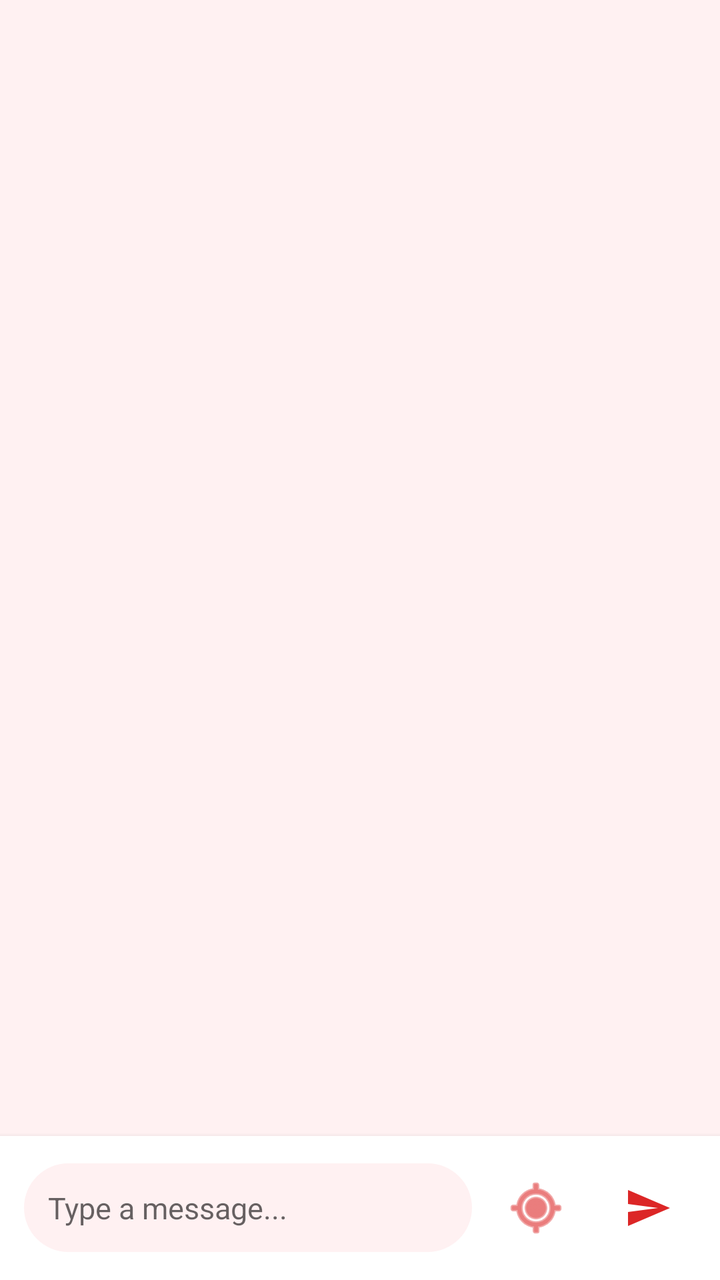
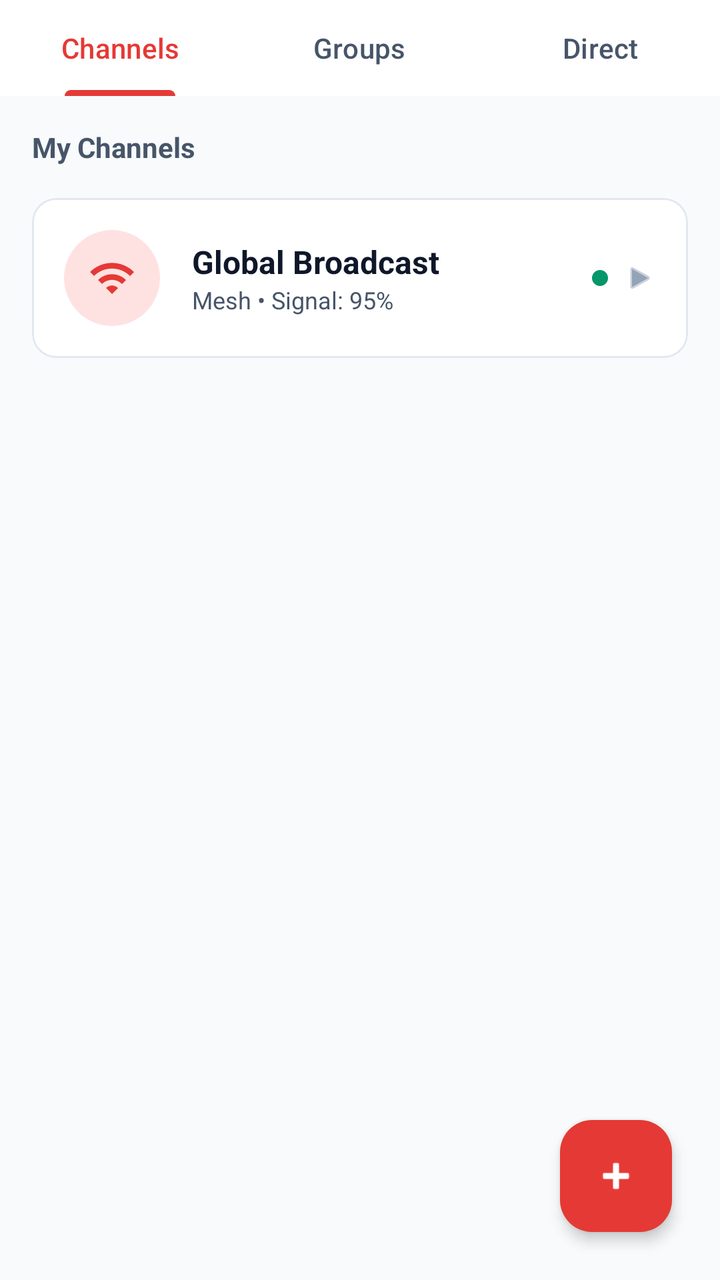

Compare the two renders of this Android layout. The source of the first and the diff that turns it into the second are given below.
<!-- AndroidManifest.xml: application theme Theme.DisasterComm -->
<!-- res/layout/fragment_chat.xml -->
<?xml version="1.0" encoding="utf-8"?>
<LinearLayout
    xmlns:android="http://schemas.android.com/apk/res/android"
    xmlns:app="http://schemas.android.com/apk/res-auto"
    android:layout_width="match_parent"
    android:layout_height="match_parent"
    android:orientation="vertical"
    android:background="@color/background_light">

    
    <include
        android:id="@+id/chatHeader"
        layout="@layout/fragment_chat_header"
        android:visibility="gone"/>

    
    <androidx.recyclerview.widget.RecyclerView
        android:id="@+id/rvMessages"
        android:layout_width="match_parent"
        android:layout_height="0dp"
        android:layout_weight="1"
        android:padding="8dp"
        android:clipToPadding="false"/>

    
    <LinearLayout
        android:layout_width="match_parent"
        android:layout_height="wrap_content"
        android:orientation="horizontal"
        android:padding="12dp"
        android:background="@color/white"
        android:elevation="4dp"
        android:gravity="center_vertical">

        
        <EditText
            android:id="@+id/etMessage"
            android:layout_width="0dp"
            android:layout_height="wrap_content"
            android:layout_weight="1"
            android:hint="Type a message..."
            android:background="@drawable/bg_input_field"
            android:padding="12dp"
            android:maxLines="4"
            android:textSize="15sp"
            android:textColor="@color/text_primary"/>

        
        <ImageButton
            android:id="@+id/btnLocation"
            android:layout_width="48dp"
            android:layout_height="48dp"
            android:layout_marginStart="8dp"
            android:src="@android:drawable/ic_menu_mylocation"
            android:background="?attr/selectableItemBackgroundBorderless"
            app:tint="@color/primary"
            android:contentDescription="Share Location"/>

        
        <ImageButton
            android:id="@+id/btnSend"
            android:layout_width="48dp"
            android:layout_height="48dp"
            android:layout_marginStart="8dp"
            android:src="@drawable/ic_send"
            android:background="?attr/selectableItemBackgroundBorderless"
            app:tint="@color/primary"
            android:contentDescription="Send"/>
    </LinearLayout>

</LinearLayout>
<!-- res/layout/fragment_chat_header.xml (included above) -->
<?xml version="1.0" encoding="utf-8"?>
<LinearLayout
    xmlns:android="http://schemas.android.com/apk/res/android"
    xmlns:app="http://schemas.android.com/apk/res-auto"
    android:layout_width="match_parent"
    android:layout_height="wrap_content"
    android:orientation="vertical"
    android:background="@color/surface"
    android:elevation="4dp"
    android:padding="12dp">

    <LinearLayout
        android:layout_width="match_parent"
        android:layout_height="wrap_content"
        android:orientation="horizontal"
        android:gravity="center_vertical">

        
        <de.hdodenhof.circleimageview.CircleImageView
            android:id="@+id/ivChatAvatar"
            android:layout_width="40dp"
            android:layout_height="40dp"
            android:src="@drawable/ic_members"
            app:civ_border_width="2dp"
            app:civ_border_color="@color/primary"/>

        
        <LinearLayout
            android:layout_width="0dp"
            android:layout_height="wrap_content"
            android:layout_weight="1"
            android:layout_marginStart="12dp"
            android:orientation="vertical">

            
            <LinearLayout
                android:layout_width="match_parent"
                android:layout_height="wrap_content"
                android:orientation="horizontal"
                android:gravity="center_vertical">

                <TextView
                    android:id="@+id/tvChatMemberName"
                    android:layout_width="0dp"
                    android:layout_height="wrap_content"
                    android:layout_weight="1"
                    android:text="Member Name"
                    android:textColor="@color/text_primary"
                    android:textSize="16sp"
                    android:textStyle="bold"/>

                
                <View
                    android:id="@+id/viewChatOnlineStatus"
                    android:layout_width="10dp"
                    android:layout_height="10dp"
                    android:background="@drawable/circle_background"
                    android:backgroundTint="@color/status_connected"
                    android:layout_marginEnd="4dp"/>

                <TextView
                    android:id="@+id/tvChatOnlineStatus"
                    android:layout_width="wrap_content"
                    android:layout_height="wrap_content"
                    android:text="Active now"
                    android:textColor="@color/status_connected"
                    android:textSize="12sp"/>
            </LinearLayout>

            
            <LinearLayout
                android:layout_width="match_parent"
                android:layout_height="wrap_content"
                android:orientation="horizontal"
                android:gravity="center_vertical"
                android:layout_marginTop="2dp">

                <TextView
                    android:id="@+id/tvChatConnectionIcon"
                    android:layout_width="wrap_content"
                    android:layout_height="wrap_content"
                    android:text="📡"
                    android:textSize="10sp"/>

                <TextView
                    android:id="@+id/tvChatConnectionType"
                    android:layout_width="wrap_content"
                    android:layout_height="wrap_content"
                    android:text="Mesh • "
                    android:textColor="@color/text_secondary"
                    android:textSize="11sp"
                    android:layout_marginStart="4dp"/>

                <TextView
                    android:id="@+id/tvChatConnectionQuality"
                    android:layout_width="wrap_content"
                    android:layout_height="wrap_content"
                    android:text="Signal: 95%"
                    android:textColor="@color/text_tertiary"
                    android:textSize="11sp"/>
            </LinearLayout>
        </LinearLayout>

        
        <ImageView
            android:id="@+id/ivChatSecure"
            android:layout_width="20dp"
            android:layout_height="20dp"
            android:src="@drawable/ic_lock_secure"
            app:tint="@color/status_connected"
            android:visibility="gone"
            android:layout_marginStart="8dp"/>

        
        <ImageButton
            android:id="@+id/btnClosePrivateChat"
            android:layout_width="32dp"
            android:layout_height="32dp"
            android:layout_marginStart="8dp"
            android:background="?attr/selectableItemBackgroundBorderless"
            android:src="@android:drawable/ic_menu_close_clear_cancel"
            app:tint="@color/text_secondary"
            android:contentDescription="Close Private Chat"
            android:visibility="gone"/>

    </LinearLayout>
</LinearLayout>
<!-- resources referenced by this layout -->
<resources>
  <color name="background_light">@color/background</color>
  <color name="primary">#DC2626</color>
  <color name="status_connected">#059669</color>
  <color name="surface">#FFFFFF</color>
  <color name="text_primary">#0F172A</color>
  <color name="text_secondary">#475569</color>
  <color name="text_tertiary">#94A3B8</color>
  <color name="white">#FFFFFF</color>
  <!-- drawable bg_input_field (drawable) -->
  <?xml version="1.0" encoding="utf-8"?>
  <shape xmlns:android="http://schemas.android.com/apk/res/android"
      android:shape="rectangle">
      <corners android:radius="24dp"/>
      <solid android:color="@color/background_light"/>
  </shape>
  <!-- drawable circle_background (drawable) -->
  <?xml version="1.0" encoding="utf-8"?>
  <shape xmlns:android="http://schemas.android.com/apk/res/android"
      android:shape="oval">
      <solid android:color="#EEEEEE"/>
  </shape>
  <!-- drawable ic_lock_secure (drawable) -->
  <vector xmlns:android="http://schemas.android.com/apk/res/android"
      android:width="24dp"
      android:height="24dp"
      android:viewportWidth="24"
      android:viewportHeight="24"
      android:tint="?attr/colorControlNormal">
    <path
        android:fillColor="@android:color/white"
        android:pathData="M18,8h-1V6c0,-2.76 -2.24,-5 -5,-5S7,3.24 7,6v2H6c-1.1,0 -2,0.9 -2,2v10c0,1.1 0.9,2 2,2h12c1.1,0 2,-0.9 2,-2V10c0,-1.1 -0.9,-2 -2,-2zM12,17c-1.1,0 -2,-0.9 -2,-2s0.9,-2 2,-2 2,0.9 2,2 -0.9,2 -2,2zM9,8V6c0,-1.66 1.34,-3 3,-3s3,1.34 3,3v2H9z"/>
  </vector>
  <!-- drawable ic_members (drawable) -->
  <vector xmlns:android="http://schemas.android.com/apk/res/android"
      android:width="24dp"
      android:height="24dp"
      android:viewportWidth="24"
      android:viewportHeight="24">
      <path
          android:fillColor="#000000"
          android:pathData="M16,11c1.66,0 2.99,-1.34 2.99,-3S17.66,5 16,5s-3,1.34 -3,3 1.34,3 3,3zM8,11c1.66,0 2.99,-1.34 2.99,-3S9.66,5 8,5 5,6.34 5,8s1.34,3 3,3zM8,13c-2.33,0 -7,1.17 -7,3.5V19h14v-2.5C15,14.17 10.33,13 8,13zM16,13c-0.29,0 -0.62,0.02 -0.97,0.05 1.16,0.84 1.97,1.97 1.97,3.45V19h6v-2.5C23,14.17 18.33,13 16,13z"/>
  </vector>
  <!-- drawable ic_send (drawable) -->
  <vector xmlns:android="http://schemas.android.com/apk/res/android"
      android:width="24dp"
      android:height="24dp"
      android:viewportWidth="24"
      android:viewportHeight="24">
      <path
          android:fillColor="#2563EB"
          android:pathData="M2.01,21L23,12 2.01,3 2,10l15,2 -15,2z"/>
  </vector>
  <style name="Theme.DisasterComm" parent="Theme.MaterialComponents.Light.NoActionBar">
          
          <item name="colorPrimary">@color/primary</item>
          <item name="colorPrimaryVariant">@color/primary_variant</item>
          <item name="colorOnPrimary">@color/text_on_primary</item>
          
          
          <item name="colorSecondary">@color/secondary</item>
          <item name="colorSecondaryVariant">@color/secondary_variant</item>
          <item name="colorOnSecondary">@color/white</item>
          
          
          <item name="android:windowBackground">@color/background</item>
          <item name="colorSurface">@color/surface</item>
          <item name="colorOnSurface">@color/text_primary</item>
          
          
          <item name="android:statusBarColor">@color/primary_variant</item>
          <item name="android:windowLightStatusBar">false</item>
      </style>
  <color name="background">#FFF1F2</color>
  <color name="primary_variant">#B91C1C</color>
  <color name="text_on_primary">#FFFFFF</color>
  <color name="secondary">#EF4444</color>
  <color name="secondary_variant">#991B1B</color>
</resources>

<!-- the commit's change to res/layout/fragment_chat.xml (unified diff, before → after) -->
@@ -1,199 +1,240 @@
 <?xml version="1.0" encoding="utf-8"?>
-<LinearLayout
+<FrameLayout
     xmlns:android="http://schemas.android.com/apk/res/android"
     xmlns:app="http://schemas.android.com/apk/res-auto"
     android:layout_width="match_parent"
     android:layout_height="match_parent"
-    android:orientation="vertical"
-    android:background="@color/background_light">
-
-    
-    <include
+    android:background="@color/background">
+
+    <View
         android:id="@+id/chatHeader"
-        layout="@layout/fragment_chat_header"
+        android:layout_width="0dp"
+        android:layout_height="0dp"
         android:visibility="gone"/>
-
-    
-    <androidx.recyclerview.widget.RecyclerView
-        android:id="@+id/rvMessages"
-        android:layout_width="match_parent"
-        android:layout_height="0dp"
-        android:layout_weight="1"
-        android:padding="8dp"
-        android:clipToPadding="false"/>
 
     
     <LinearLayout
+        android:id="@+id/layoutChannelList"
         android:layout_width="match_parent"
-        android:layout_height="wrap_content"
-        android:orientation="horizontal"
-        android:padding="12dp"
-        android:background="@color/white"
-        android:elevation="4dp"
-        android:gravity="center_vertical">
-
-        
-        <EditText
-            android:id="@+id/etMessage"
-            android:layout_width="0dp"
-            android:layout_height="wrap_content"
-            android:layout_weight="1"
-            android:hint="Type a message..."
-            android:background="@drawable/bg_input_field"
-            android:padding="12dp"
-            android:maxLines="4"
-            android:textSize="15sp"
-            android:textColor="@color/text_primary"/>
-
-        
-        <ImageButton
-            android:id="@+id/btnLocation"
-            android:layout_width="48dp"
-            android:layout_height="48dp"
-            android:layout_marginStart="8dp"
-            android:src="@android:drawable/ic_menu_mylocation"
-            android:background="?attr/selectableItemBackgroundBorderless"
-            app:tint="@color/primary"
-            android:contentDescription="Share Location"/>
-
-        
-        <ImageButton
-            android:id="@+id/btnSend"
-            android:layout_width="48dp"
-            android:layout_height="48dp"
-            android:layout_marginStart="8dp"
-            android:src="@drawable/ic_send"
-            android:background="?attr/selectableItemBackgroundBorderless"
-            app:tint="@color/primary"
-            android:contentDescription="Send"/>
-    </LinearLayout>
-
-</LinearLayout>
-<!-- res/layout/fragment_chat_header.xml (included above) -->
-<?xml version="1.0" encoding="utf-8"?>
-<LinearLayout
-    xmlns:android="http://schemas.android.com/apk/res/android"
-    xmlns:app="http://schemas.android.com/apk/res-auto"
-    android:layout_width="match_parent"
-    android:layout_height="wrap_content"
-    android:orientation="vertical"
-    android:background="@color/surface"
-    android:elevation="4dp"
-    android:padding="12dp">
-
-    <LinearLayout
-        android:layout_width="match_parent"
-        android:layout_height="wrap_content"
-        android:orientation="horizontal"
-        android:gravity="center_vertical">
-
-        
-        <de.hdodenhof.circleimageview.CircleImageView
-            android:id="@+id/ivChatAvatar"
-            android:layout_width="40dp"
-            android:layout_height="40dp"
-            android:src="@drawable/ic_members"
-            app:civ_border_width="2dp"
-            app:civ_border_color="@color/primary"/>
-
-        
-        <LinearLayout
-            android:layout_width="0dp"
-            android:layout_height="wrap_content"
-            android:layout_weight="1"
-            android:layout_marginStart="12dp"
-            android:orientation="vertical">
-
-            
+        android:layout_height="match_parent"
+        android:orientation="vertical"
+        android:visibility="visible">
+
+        
+        <com.google.android.material.tabs.TabLayout
+            android:id="@+id/tabLayout"
+            android:layout_width="match_parent"
+            android:layout_height="wrap_content"
+            android:background="@color/surface"
+            app:tabIndicatorColor="@color/primary"
+            app:tabSelectedTextColor="@color/primary"
+            app:tabTextColor="@color/text_secondary"
+            app:tabMode="fixed">
+
+            <com.google.android.material.tabs.TabItem android:text="Channels"/>
+            <com.google.android.material.tabs.TabItem android:text="Groups"/>
+            <com.google.android.material.tabs.TabItem android:text="Direct"/>
+        </com.google.android.material.tabs.TabLayout>
+
+        <TextView
+            android:layout_width="match_parent"
+            android:layout_height="wrap_content"
+            android:text="My Channels"
+            android:textStyle="bold"
+            android:textColor="@color/text_secondary"
+            android:padding="16dp"
+            android:textSize="14sp"/>
+
+        
+        <com.google.android.material.card.MaterialCardView
+            android:id="@+id/cardGlobalBroadcast"
+            android:layout_width="match_parent"
+            android:layout_height="wrap_content"
+            android:layout_marginHorizontal="16dp"
+            app:cardCornerRadius="12dp"
+            app:cardElevation="0dp"
+            app:strokeWidth="1dp"
+            app:strokeColor="@color/surface_dim"
+            android:clickable="true"
+            android:focusable="true"
+            android:background="?attr/selectableItemBackground">
             <LinearLayout
                 android:layout_width="match_parent"
                 android:layout_height="wrap_content"
                 android:orientation="horizontal"
+                android:padding="16dp"
                 android:gravity="center_vertical">
-
-                <TextView
-                    android:id="@+id/tvChatMemberName"
+                
+                <FrameLayout
+                    android:layout_width="48dp"
+                    android:layout_height="48dp"
+                    android:background="@drawable/circle_background"
+                    android:backgroundTint="#FEE2E2">
+                    <ImageView android:layout_width="24dp" android:layout_height="24dp" android:src="@drawable/ic_wifi" app:tint="@color/primary" android:layout_gravity="center"/>
+                </FrameLayout>
+                
+                <LinearLayout
                     android:layout_width="0dp"
                     android:layout_height="wrap_content"
                     android:layout_weight="1"
-                    android:text="Member Name"
-                    android:textColor="@color/text_primary"
-                    android:textSize="16sp"
-                    android:textStyle="bold"/>
-
-                
-                <View
-                    android:id="@+id/viewChatOnlineStatus"
-                    android:layout_width="10dp"
-                    android:layout_height="10dp"
-                    android:background="@drawable/circle_background"
-                    android:backgroundTint="@color/status_connected"
-                    android:layout_marginEnd="4dp"/>
-
-                <TextView
-                    android:id="@+id/tvChatOnlineStatus"
-                    android:layout_width="wrap_content"
-                    android:layout_height="wrap_content"
-                    android:text="Active now"
-                    android:textColor="@color/status_connected"
-                    android:textSize="12sp"/>
+                    android:layout_marginStart="16dp"
+                    android:orientation="vertical">
+                    <TextView android:layout_width="wrap_content" android:layout_height="wrap_content" android:text="Global Broadcast" android:textStyle="bold" android:textColor="@color/text_primary" android:textSize="16sp"/>
+                    <TextView android:layout_width="wrap_content" android:layout_height="wrap_content" android:text="Mesh • Signal: 95%" android:textColor="@color/text_secondary" android:textSize="12sp"/>
+                </LinearLayout>
+
+                <View android:layout_width="8dp" android:layout_height="8dp" android:background="@drawable/circle_background" android:backgroundTint="@color/success" android:layout_marginEnd="8dp"/>
+                <ImageView android:layout_width="16dp" android:layout_height="16dp" android:src="@android:drawable/ic_media_play" app:tint="@color/text_tertiary"/>
             </LinearLayout>
-
+        </com.google.android.material.card.MaterialCardView>
+
+        
+        <RelativeLayout
+            android:layout_width="match_parent"
+            android:layout_height="match_parent">
+            <com.google.android.material.floatingactionbutton.FloatingActionButton
+                android:layout_width="wrap_content"
+                android:layout_height="wrap_content"
+                android:layout_alignParentBottom="true"
+                android:layout_alignParentEnd="true"
+                android:layout_margin="24dp"
+                android:src="@android:drawable/ic_input_add"
+                app:backgroundTint="@color/primary"
+                app:tint="@color/white"
+                app:elevation="4dp"/>
+        </RelativeLayout>
+    </LinearLayout>
+
+    
+    <LinearLayout
+        android:id="@+id/layoutChannelDetail"
+        android:layout_width="match_parent"
+        android:layout_height="match_parent"
+        android:orientation="vertical"
+        android:visibility="gone"
+        android:background="@color/surface">
+
+        
+        <LinearLayout
+            android:layout_width="match_parent"
+            android:layout_height="wrap_content"
+            android:orientation="horizontal"
+            android:background="@color/primary"
+            android:padding="16dp"
+            android:gravity="center_vertical"
+            android:elevation="4dp">
             
+            <ImageView
+                android:id="@+id/btnBackToChannels"
+                android:layout_width="24dp"
+                android:layout_height="24dp"
+                android:src="@android:drawable/ic_media_previous"
+                app:tint="@color/white"
+                android:clickable="true"
+                android:focusable="true"/>
+                
+            <LinearLayout
+                android:layout_width="0dp"
+                android:layout_height="wrap_content"
+                android:layout_weight="1"
+                android:layout_marginStart="16dp"
+                android:orientation="vertical">
+                <TextView android:layout_width="wrap_content" android:layout_height="wrap_content" android:text="Global Broadcast" android:textColor="@color/white" android:textStyle="bold" android:textSize="18sp"/>
+                <TextView android:layout_width="wrap_content" android:layout_height="wrap_content" android:text="95% Signal Strength" android:textColor="#FEE2E2" android:textSize="12sp"/>
+            </LinearLayout>
+            
+            <ImageView
+                android:layout_width="24dp"
+                android:layout_height="24dp"
+                android:src="@android:drawable/ic_menu_more"
+                app:tint="@color/white"/>
+        </LinearLayout>
+
+        
+        <com.google.android.material.card.MaterialCardView
+            android:layout_width="match_parent"
+            android:layout_height="wrap_content"
+            android:layout_margin="16dp"
+            app:cardCornerRadius="12dp"
+            app:cardElevation="0dp"
+            app:strokeWidth="1dp"
+            app:strokeColor="@color/surface_dim"
+            app:cardBackgroundColor="@color/surface_variant">
             <LinearLayout
                 android:layout_width="match_parent"
                 android:layout_height="wrap_content"
-                android:orientation="horizontal"
-                android:gravity="center_vertical"
-                android:layout_marginTop="2dp">
-
-                <TextView
-                    android:id="@+id/tvChatConnectionIcon"
-                    android:layout_width="wrap_content"
-                    android:layout_height="wrap_content"
-                    android:text="📡"
-                    android:textSize="10sp"/>
-
-                <TextView
-                    android:id="@+id/tvChatConnectionType"
-                    android:layout_width="wrap_content"
-                    android:layout_height="wrap_content"
-                    android:text="Mesh • "
-                    android:textColor="@color/text_secondary"
-                    android:textSize="11sp"
-                    android:layout_marginStart="4dp"/>
-
-                <TextView
-                    android:id="@+id/tvChatConnectionQuality"
-                    android:layout_width="wrap_content"
-                    android:layout_height="wrap_content"
-                    android:text="Signal: 95%"
-                    android:textColor="@color/text_tertiary"
-                    android:textSize="11sp"/>
+                android:orientation="vertical"
+                android:padding="16dp"
+                android:gravity="center">
+                
+                <FrameLayout
+                    android:layout_width="48dp"
+                    android:layout_height="48dp"
+                    android:background="@drawable/circle_background"
+                    android:backgroundTint="#FEE2E2"
+                    android:layout_marginBottom="8dp">
+                    <ImageView android:layout_width="24dp" android:layout_height="24dp" android:src="@drawable/ic_wifi" app:tint="@color/primary" android:layout_gravity="center"/>
+                </FrameLayout>
+                
+                <TextView android:layout_width="wrap_content" android:layout_height="wrap_content" android:text="Global Broadcast Channel" android:textStyle="bold" android:textColor="@color/text_primary" android:textSize="16sp"/>
+                <TextView android:layout_width="wrap_content" android:layout_height="wrap_content" android:text="Official channel for important updates\nand emergency information." android:textColor="@color/text_secondary" android:textSize="12sp" android:textAlignment="center" android:layout_marginTop="4dp"/>
             </LinearLayout>
+        </com.google.android.material.card.MaterialCardView>
+
+        
+        <androidx.recyclerview.widget.RecyclerView
+            android:id="@+id/rvMessages"
+            android:layout_width="match_parent"
+            android:layout_height="0dp"
+            android:layout_weight="1"
+            android:padding="8dp"
+            android:clipToPadding="false"/>
+
+        
+        <LinearLayout
+            android:layout_width="match_parent"
+            android:layout_height="wrap_content"
+            android:orientation="horizontal"
+            android:padding="12dp"
+            android:background="@color/surface"
+            android:elevation="8dp"
+            android:gravity="center_vertical">
+
+            <EditText
+                android:id="@+id/etMessage"
+                android:layout_width="0dp"
+                android:layout_height="wrap_content"
+                android:layout_weight="1"
+                android:hint="Type a message..."
+                android:background="@drawable/bg_input_field"
+                android:paddingHorizontal="16dp"
+                android:paddingVertical="12dp"
+                android:maxLines="4"
+                android:textSize="15sp"
+                android:textColor="@color/text_primary"
+                android:textColorHint="@color/text_tertiary"/>
+
+            <ImageButton
+                android:id="@+id/btnLocation"
+                android:layout_width="48dp"
+                android:layout_height="48dp"
+                android:layout_marginStart="8dp"
+                android:src="@drawable/ic_gps_accuracy"
+                android:background="?attr/selectableItemBackgroundBorderless"
+                app:tint="@color/text_secondary"
+                android:contentDescription="Share Location"/>
+
+            <FrameLayout
+                android:id="@+id/btnSend"
+                android:layout_width="48dp"
+                android:layout_height="48dp"
+                android:layout_marginStart="8dp"
+                android:background="@drawable/circle_background"
+                android:backgroundTint="@color/primary"
+                android:clickable="true"
+                android:focusable="true">
+                <ImageView android:layout_width="24dp" android:layout_height="24dp" android:src="@drawable/ic_send" app:tint="@color/white" android:layout_gravity="center" android:layout_marginStart="2dp"/>
+            </FrameLayout>
         </LinearLayout>
-
-        
-        <ImageView
-            android:id="@+id/ivChatSecure"
-            android:layout_width="20dp"
-            android:layout_height="20dp"
-            android:src="@drawable/ic_lock_secure"
-            app:tint="@color/status_connected"
-            android:visibility="gone"
-            android:layout_marginStart="8dp"/>
-
-        
-        <ImageButton
-            android:id="@+id/btnClosePrivateChat"
-            android:layout_width="32dp"
-            android:layout_height="32dp"
-            android:layout_marginStart="8dp"
-            android:background="?attr/selectableItemBackgroundBorderless"
-            android:src="@android:drawable/ic_menu_close_clear_cancel"
-            app:tint="@color/text_secondary"
-            android:contentDescription="Close Private Chat"
-            android:visibility="gone"/>
-
     </LinearLayout>
-</LinearLayout>
+</FrameLayout>
<!-- resource entries referenced after the edit -->
@@ -1,9 +1,11 @@
 <!-- resources referenced by this layout -->
 <resources>
   <color name="background_light">@color/background</color>
-  <color name="primary">#DC2626</color>
-  <color name="status_connected">#059669</color>
+  <color name="primary">#E53935</color>
+  <color name="success">#059669</color>
   <color name="surface">#FFFFFF</color>
+  <color name="surface_dim">#E2E8F0</color>
+  <color name="surface_variant">#F1F5F9</color>
   <color name="text_primary">#0F172A</color>
   <color name="text_secondary">#475569</color>
   <color name="text_tertiary">#94A3B8</color>
@@ -21,26 +23,25 @@
       android:shape="oval">
       <solid android:color="#EEEEEE"/>
   </shape>
-  <!-- drawable ic_lock_secure (drawable) -->
-  <vector xmlns:android="http://schemas.android.com/apk/res/android"
-      android:width="24dp"
-      android:height="24dp"
-      android:viewportWidth="24"
-      android:viewportHeight="24"
-      android:tint="?attr/colorControlNormal">
-    <path
-        android:fillColor="@android:color/white"
-        android:pathData="M18,8h-1V6c0,-2.76 -2.24,-5 -5,-5S7,3.24 7,6v2H6c-1.1,0 -2,0.9 -2,2v10c0,1.1 0.9,2 2,2h12c1.1,0 2,-0.9 2,-2V10c0,-1.1 -0.9,-2 -2,-2zM12,17c-1.1,0 -2,-0.9 -2,-2s0.9,-2 2,-2 2,0.9 2,2 -0.9,2 -2,2zM9,8V6c0,-1.66 1.34,-3 3,-3s3,1.34 3,3v2H9z"/>
-  </vector>
-  <!-- drawable ic_members (drawable) -->
+  <!-- drawable ic_gps_accuracy (drawable) -->
+  <?xml version="1.0" encoding="utf-8"?>
   <vector xmlns:android="http://schemas.android.com/apk/res/android"
       android:width="24dp"
       android:height="24dp"
       android:viewportWidth="24"
       android:viewportHeight="24">
+      
+      
       <path
           android:fillColor="#000000"
-          android:pathData="M16,11c1.66,0 2.99,-1.34 2.99,-3S17.66,5 16,5s-3,1.34 -3,3 1.34,3 3,3zM8,11c1.66,0 2.99,-1.34 2.99,-3S9.66,5 8,5 5,6.34 5,8s1.34,3 3,3zM8,13c-2.33,0 -7,1.17 -7,3.5V19h14v-2.5C15,14.17 10.33,13 8,13zM16,13c-0.29,0 -0.62,0.02 -0.97,0.05 1.16,0.84 1.97,1.97 1.97,3.45V19h6v-2.5C23,14.17 18.33,13 16,13z"/>
+          android:pathData="M12,2C8.13,2 5,5.13 5,9c0,5.25 7,13 7,13s7,-7.75 7,-13c0,-3.87 -3.13,-7 -7,-7zM12,11.5c-1.38,0 -2.5,-1.12 -2.5,-2.5s1.12,-2.5 2.5,-2.5 2.5,1.12 2.5,2.5 -1.12,2.5 -2.5,2.5z"/>
+      
+      
+      <path
+          android:fillColor="#000000"
+          android:pathData="M17,7c0,-0.55 -0.45,-1 -1,-1s-1,0.45 -1,1c0,1.66 -1.34,3 -3,3s-3,-1.34 -3,-3c0,-0.55 -0.45,-1 -1,-1s-1,0.45 -1,1c0,2.76 2.24,5 5,5s5,-2.24 5,-5z"
+          android:strokeWidth="0.5"
+          android:strokeColor="#000000"/>
   </vector>
   <!-- drawable ic_send (drawable) -->
   <vector xmlns:android="http://schemas.android.com/apk/res/android"
@@ -52,7 +53,17 @@
           android:fillColor="#2563EB"
           android:pathData="M2.01,21L23,12 2.01,3 2,10l15,2 -15,2z"/>
   </vector>
-  <style name="Theme.DisasterComm" parent="Theme.MaterialComponents.Light.NoActionBar">
+  <!-- drawable ic_wifi (drawable) -->
+  <vector xmlns:android="http://schemas.android.com/apk/res/android"
+      android:width="24dp"
+      android:height="24dp"
+      android:viewportWidth="24"
+      android:viewportHeight="24">
+      <path
+          android:fillColor="#000000"
+          android:pathData="M1,9l2,2c4.97,-4.97 13.03,-4.97 18,0l2,-2C16.93,2.93 7.08,2.93 1,9zM9,17l3,3 3,-3c-1.65,-1.66 -4.34,-1.66 -6,0zM5,13l2,2c2.76,-2.76 7.24,-2.76 10,0l2,-2C15.14,9.14 8.87,9.14 5,13z"/>
+  </vector>
+  <style name="Theme.DisasterComm" parent="Theme.Material3.DayNight.NoActionBar">
           
           <item name="colorPrimary">@color/primary</item>
           <item name="colorPrimaryVariant">@color/primary_variant</item>
@@ -72,10 +83,10 @@
           <item name="android:statusBarColor">@color/primary_variant</item>
           <item name="android:windowLightStatusBar">false</item>
       </style>
-  <color name="background">#FFF1F2</color>
-  <color name="primary_variant">#B91C1C</color>
+  <color name="background">#F8FAFC</color>
+  <color name="primary_variant">#C62828</color>
   <color name="text_on_primary">#FFFFFF</color>
-  <color name="secondary">#EF4444</color>
-  <color name="secondary_variant">#991B1B</color>
+  <color name="secondary">#FF6B6B</color>
+  <color name="secondary_variant">#D32F2F</color>
 </resources>
 
